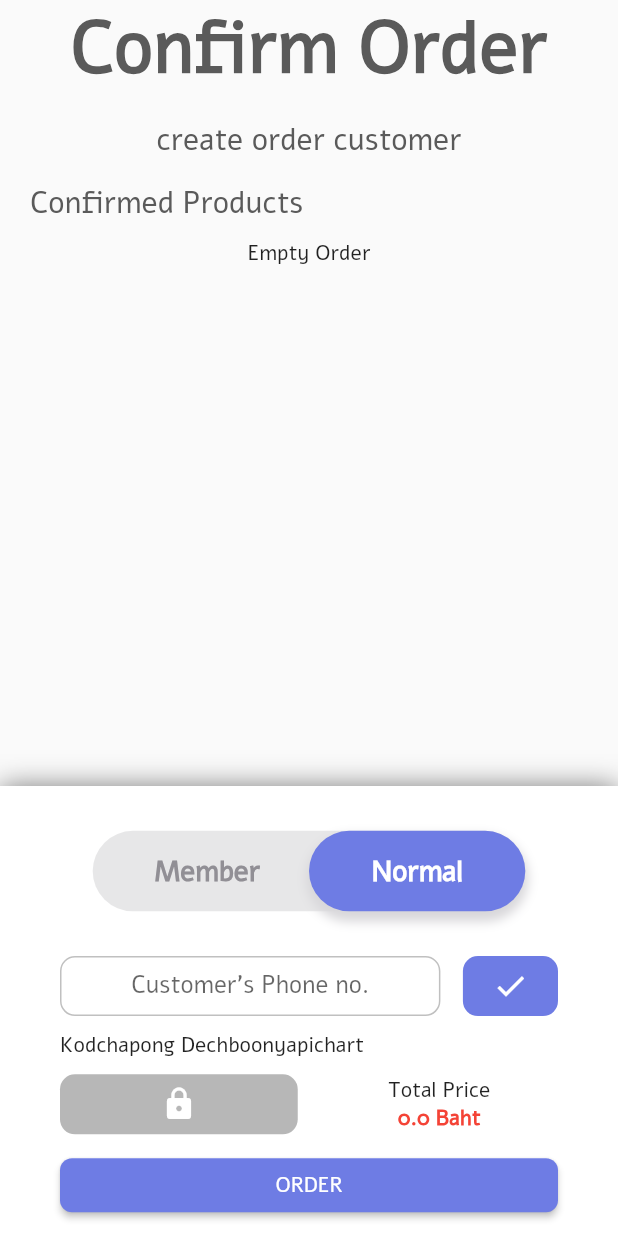
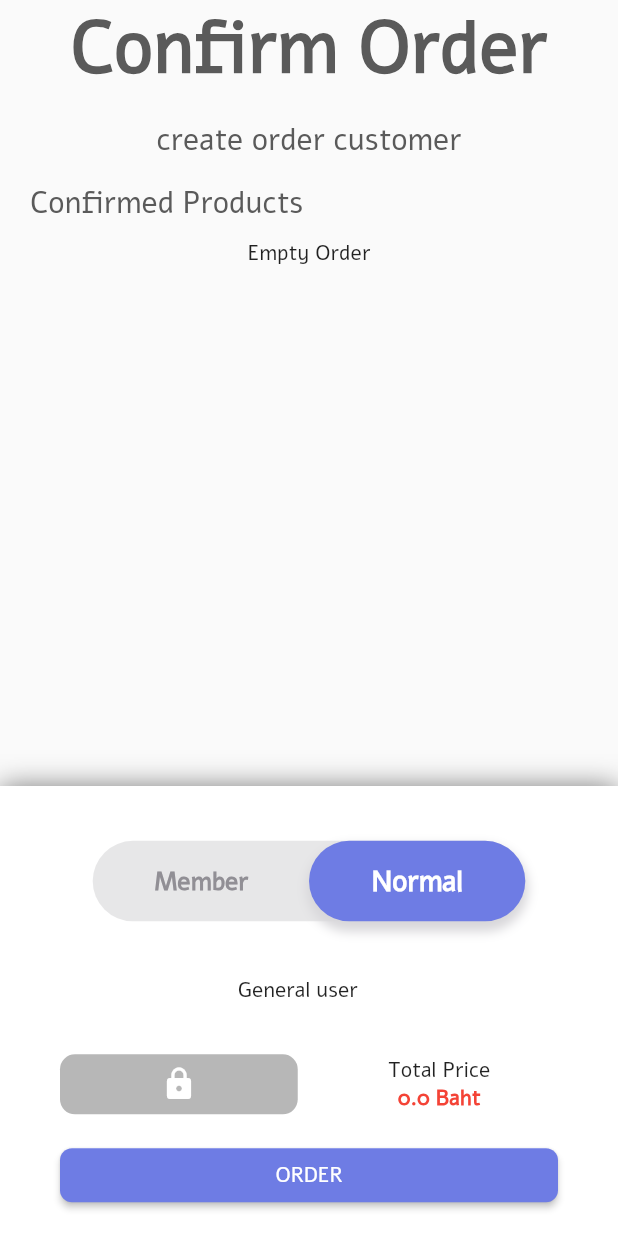
Before and after one commit to CSC234/Memby-application, a Flutter app: the ConfirmOrderScreen screen opened directly with empty values, after a tap on "Member", on a phone screen of 412 x 824 dp. Run offline on Flutter 3.47's test engine with Material 2 defaults, Android fonts, the phone set to English and light mode, and no system bars; drawn by our look-alikes of overlay_support; our stand-ins replace charts_flutter, cloud_firestore, dotted_decoration, firebase_auth, firebase_core, firebase_storage and 4 more; missing offline and left inert: dart:ffi, flutter_auth_buttons; accounts and stored records are empty; network calls fail.

Commit message:
[EDIT] order screen

```diff
--- a/lib/components/toggle/animated_toggle_button.dart
+++ b/lib/components/toggle/animated_toggle_button.dart
@@ -67,7 +67,7 @@ class _AnimatedToggleState extends State<AnimatedToggle> {
                       widget.values[index],
                       style: TextStyle(
                         // fontFamily: 'Rubik',
-                        fontSize: width * 0.045,
+                        fontSize: width * 0.04,
                         fontWeight: FontWeight.bold,
                         color: const Color(0xFF918f95),
                       ),
--- a/lib/screens/confirmOrderScreen.dart
+++ b/lib/screens/confirmOrderScreen.dart
@@ -233,7 +233,13 @@ class _ConfirmOrderScreenState extends State<ConfirmOrderScreen> {
               children: [
                 Expanded(
                   flex: 8,
+                  child: isMember
+                      ? Center(
                           child: Container(
+                            child: Text('General user'),
+                          ),
+                        )
+                      : Container(
                           child: TextField(
                             keyboardType: TextInputType.number,
                             textAlign: TextAlign.center,
@@ -250,7 +256,9 @@ class _ConfirmOrderScreenState extends State<ConfirmOrderScreen> {
                 SizedBox(
                   width: 15,
                 ),
-                Expanded(
+                isMember
+                    ? Container()
+                    : Expanded(
                         flex: 2,
                         child: Container(
                           child: Icon(
@@ -260,13 +268,16 @@ class _ConfirmOrderScreenState extends State<ConfirmOrderScreen> {
                           ),
                           decoration: BoxDecoration(
                               color: kPrimaryLightColor,
-                        borderRadius: BorderRadius.all(Radius.circular(10))),
+                              borderRadius:
+                                  BorderRadius.all(Radius.circular(10))),
                           height: 40,
                         ),
                       ),
               ],
             ),
-            Row(
+            isMember
+                ? Container()
+                : Row(
                     children: [
                       Text('Kodchapong Dechboonyapichart'),
                     ],
```
Also changed, not shown: pubspec.lock. Lines whose indentation alone changed are shown as unchanged.
